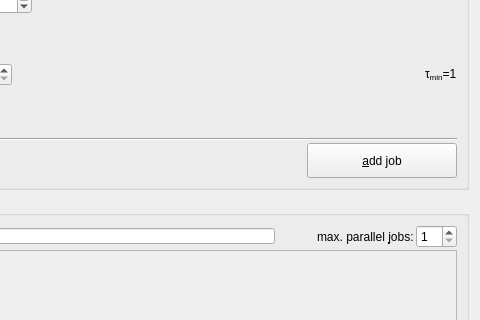
This is plugins/imagingfcs/qfrdrimagingfcscorrelationdialog.ui in jkriege2/QuickFit3 as Qt 5 draws it before an edit; both pictures show x 600 to 1080 and y 285 to 605 of the 1080 by 785 pixel window. The edited form follows.
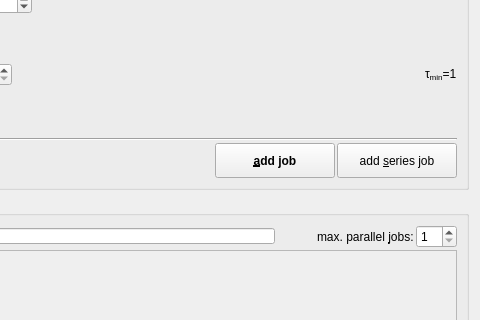
This is the edited form. Icons and pictures are not drawn. Custom widgets are drawn as their Qt base class.

Commit message: QuickFit3/imFCS: added "add series job" button

```diff
--- a/plugins/imagingfcs/qfrdrimagingfcscorrelationdialog.ui
+++ b/plugins/imagingfcs/qfrdrimagingfcscorrelationdialog.ui
@@ -1538,7 +1538,7 @@
             <widget class="QPushButton" name="btnAddJob">
              <property name="minimumSize">
               <size>
-               <width>150</width>
+               <width>120</width>
                <height>35</height>
               </size>
              </property>
@@ -1548,6 +1548,12 @@
                <height>16777215</height>
               </size>
              </property>
+             <property name="font">
+              <font>
+               <weight>75</weight>
+               <bold>true</bold>
+              </font>
+             </property>
              <property name="toolTip">
               <string>execute the correlation job, as defined above</string>
              </property>
@@ -1560,6 +1566,32 @@
              </property>
             </widget>
            </item>
+           <item>
+            <widget class="QPushButton" name="btnAddSeriesJob">
+             <property name="minimumSize">
+              <size>
+               <width>120</width>
+               <height>35</height>
+              </size>
+             </property>
+             <property name="maximumSize">
+              <size>
+               <width>150</width>
+               <height>16777215</height>
+              </size>
+             </property>
+             <property name="toolTip">
+              <string>execute the correlation job, as defined above</string>
+             </property>
+             <property name="text">
+              <string>add &amp;series job</string>
+             </property>
+             <property name="icon">
+              <iconset resource="qfrdrimagingfcs.qrc">
+               <normaloff>:/imaging_fcs/add_job.png</normaloff>:/imaging_fcs/add_job.png</iconset>
+             </property>
+            </widget>
+           </item>
           </layout>
          </item>
         </layout>
```
The commit also changes 6 other files.
